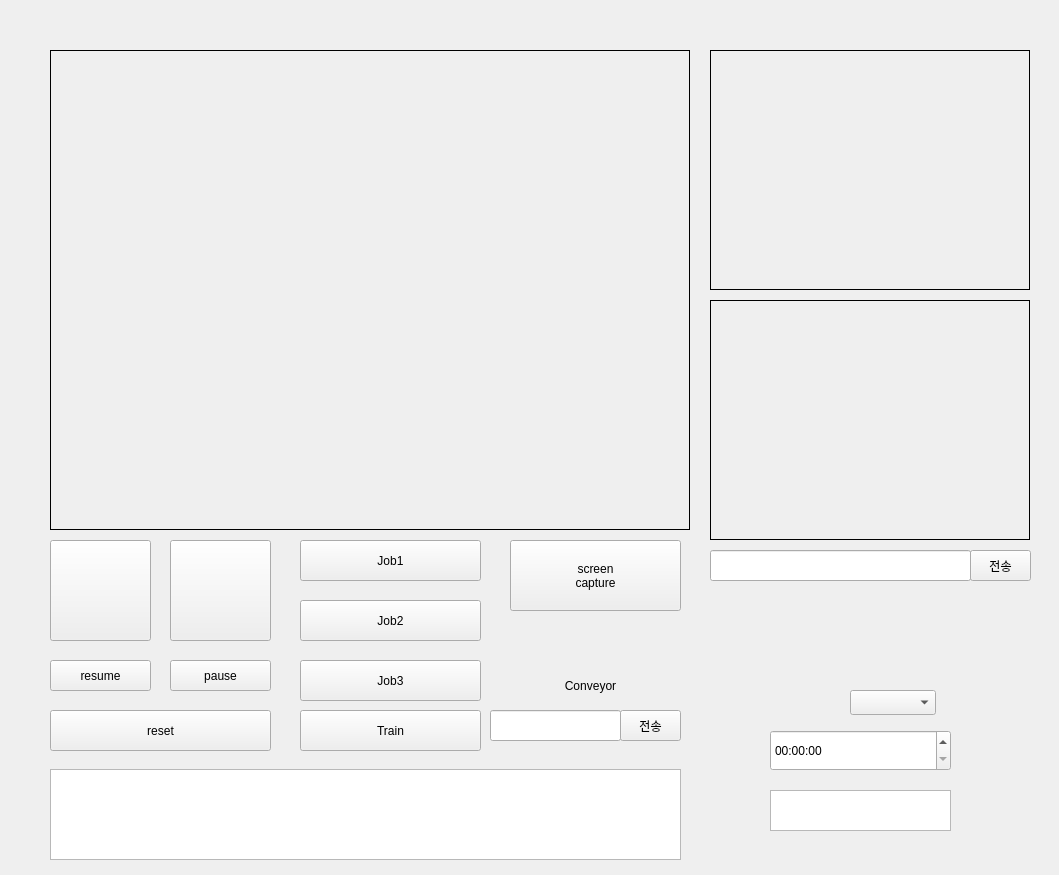
First picture: the form in src/logi_test/logi_test/detection.ui, repository junwoo3226/ff_ws, before the edit.
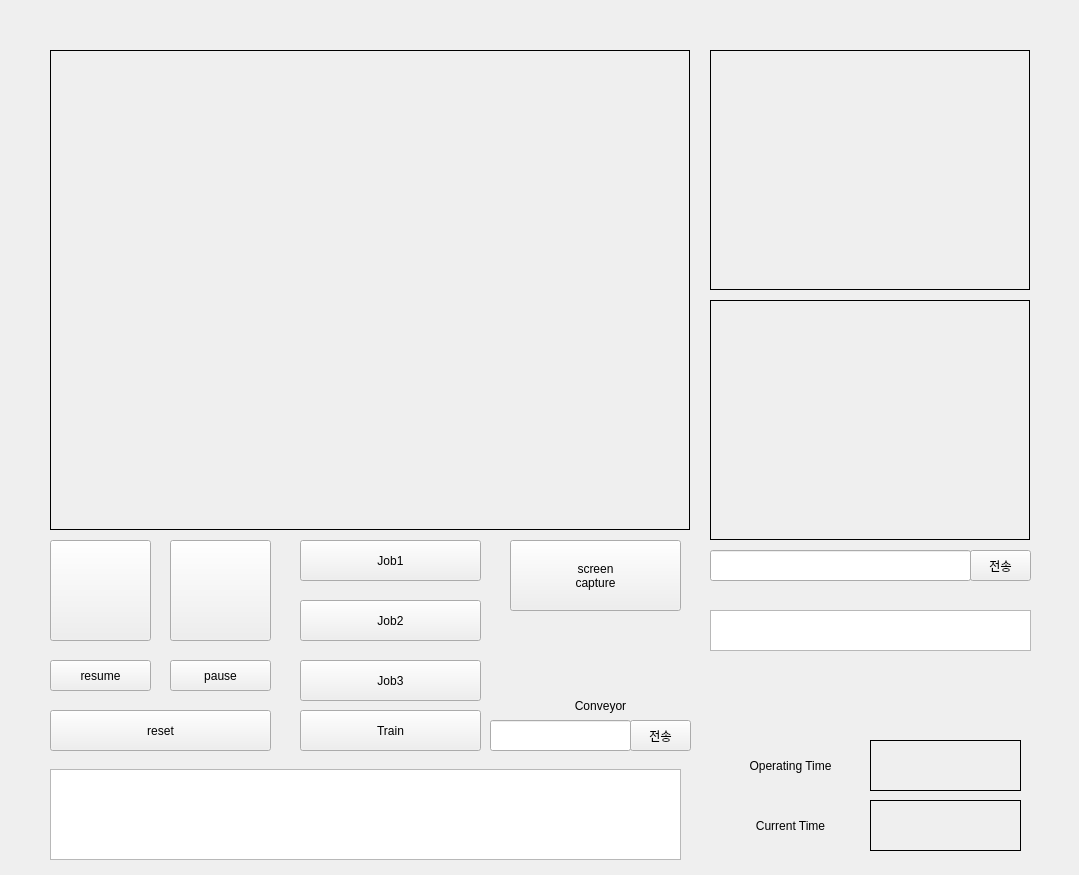
Second picture: the form after the edit. Icons and pictures are not drawn.

Patch:
```diff
--- a/src/logi_test/logi_test/detection.ui
+++ b/src/logi_test/logi_test/detection.ui
@@ -6,7 +6,7 @@
    <rect>
     <x>0</x>
     <y>0</y>
-    <width>1059</width>
+    <width>1079</width>
     <height>875</height>
    </rect>
   </property>
@@ -53,16 +53,6 @@
      <string>Job3</string>
     </property>
    </widget>
-   <widget class="QTextBrowser" name="textBrowser">
-    <property name="geometry">
-     <rect>
-      <x>770</x>
-      <y>790</y>
-      <width>181</width>
-      <height>41</height>
-     </rect>
-    </property>
-   </widget>
    <widget class="QPushButton" name="start_button">
     <property name="geometry">
      <rect>
@@ -177,21 +167,11 @@
      <string/>
     </property>
    </widget>
-   <widget class="QTimeEdit" name="timeEdit">
-    <property name="geometry">
-     <rect>
-      <x>770</x>
-      <y>730</y>
-      <width>181</width>
-      <height>41</height>
-     </rect>
-    </property>
-   </widget>
    <widget class="QLabel" name="text_label">
     <property name="geometry">
      <rect>
-      <x>530</x>
-      <y>670</y>
+      <x>540</x>
+      <y>690</y>
       <width>121</width>
       <height>31</height>
      </rect>
@@ -235,16 +215,6 @@
      <string/>
     </property>
    </widget>
-   <widget class="QComboBox" name="comboBox">
-    <property name="geometry">
-     <rect>
-      <x>850</x>
-      <y>690</y>
-      <width>86</width>
-      <height>25</height>
-     </rect>
-    </property>
-   </widget>
    <widget class="QPushButton" name="send_email_button">
     <property name="geometry">
      <rect>
@@ -292,12 +262,89 @@
      </rect>
     </property>
    </widget>
+   <widget class="QTextEdit" name="current_state_display">
+    <property name="geometry">
+     <rect>
+      <x>710</x>
+      <y>610</y>
+      <width>321</width>
+      <height>41</height>
+     </rect>
+    </property>
+   </widget>
+   <widget class="QLabel" name="current_time_label">
+    <property name="geometry">
+     <rect>
+      <x>870</x>
+      <y>800</y>
+      <width>151</width>
+      <height>51</height>
+     </rect>
+    </property>
+    <property name="frameShape">
+     <enum>QFrame::Box</enum>
+    </property>
+    <property name="text">
+     <string/>
+    </property>
+   </widget>
+   <widget class="QLabel" name="text_label_2">
+    <property name="geometry">
+     <rect>
+      <x>730</x>
+      <y>810</y>
+      <width>121</width>
+      <height>31</height>
+     </rect>
+    </property>
+    <property name="text">
+     <string>Current Time</string>
+    </property>
+    <property name="alignment">
+     <set>Qt::AlignCenter</set>
+    </property>
+   </widget>
+   <widget class="QLabel" name="text_label_3">
+    <property name="geometry">
+     <rect>
+      <x>730</x>
+      <y>750</y>
+      <width>121</width>
+      <height>31</height>
+     </rect>
+    </property>
+    <property name="text">
+     <string>Operating Time</string>
+    </property>
+    <property name="alignment">
+     <set>Qt::AlignCenter</set>
+    </property>
+   </widget>
+   <widget class="QLabel" name="operating_time_label">
+    <property name="geometry">
+     <rect>
+      <x>870</x>
+      <y>740</y>
+      <width>151</width>
+      <height>51</height>
+     </rect>
+    </property>
+    <property name="frameShape">
+     <enum>QFrame::Box</enum>
+    </property>
+    <property name="text">
+     <string/>
+    </property>
+    <property name="margin">
+     <number>2</number>
+    </property>
+   </widget>
    <widget class="QLineEdit" name="conveyor_input">
     <property name="geometry">
      <rect>
       <x>490</x>
-      <y>710</y>
-      <width>131</width>
+      <y>720</y>
+      <width>141</width>
       <height>31</height>
      </rect>
     </property>
@@ -305,8 +352,8 @@
    <widget class="QPushButton" name="send_con_num_button">
     <property name="geometry">
      <rect>
-      <x>620</x>
-      <y>710</y>
+      <x>630</x>
+      <y>720</y>
       <width>61</width>
       <height>31</height>
      </rect>
```
